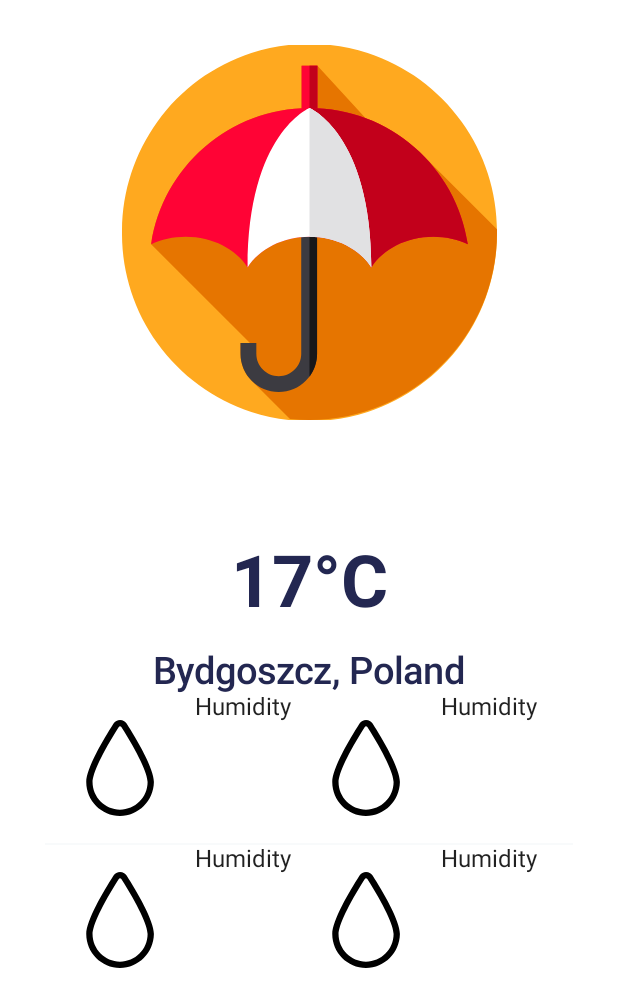
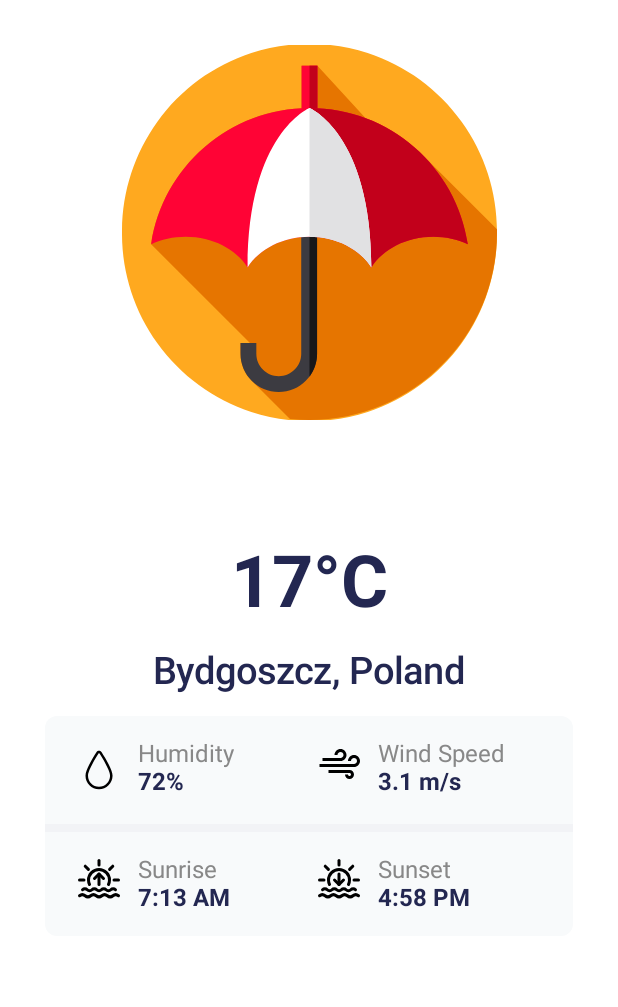
Before and after one commit to itsMike05/KotlinWeather, an Android app built with Jetpack Compose: the composable AppPreview shown on its own in the app's theme, on a phone screen of 412 x 824 dp. Shown: the top 1007 px of the screen. Run offline under Robolectric (Android 15) with nearby library versions, the phone set to English and light mode, and no system bars.

Commit message:
Finished UI

```diff
--- a/app/src/main/java/com/itsmike/weatherkotlin/MainActivity.kt
+++ b/app/src/main/java/com/itsmike/weatherkotlin/MainActivity.kt
@@ -21,7 +21,7 @@ class MainActivity : ComponentActivity() {
         setContent {
             WeatherKotlinTheme {
                 Surface(color = MaterialTheme.colors.background) {
-                    // WeatherPage()
+                    WeatherPage()
                 }
             }
         }
@@ -46,9 +46,11 @@ fun WeatherPage() {
     }
 }
 
-// PIXEL XL PREVIEW DIMENSIONS
-@Preview (showBackground = true, widthDp = 390, heightDp = 800)
+@Preview (showBackground = true)
 @Composable
 fun AppPreview() {
-    WeatherPage()
+    WeatherKotlinTheme{
+        WeatherPage()
+    }
+
 }
--- a/app/src/main/java/com/itsmike/weatherkotlin/WeatherInfoItem.kt
+++ b/app/src/main/java/com/itsmike/weatherkotlin/WeatherInfoItem.kt
@@ -2,18 +2,35 @@ package com.itsmike.weatherkotlin
 
 import androidx.annotation.DrawableRes
 import androidx.compose.foundation.Image
+import androidx.compose.foundation.layout.Column
 import androidx.compose.foundation.layout.Row
+import androidx.compose.foundation.layout.padding
+import androidx.compose.foundation.layout.width
 import androidx.compose.material.Text
 import androidx.compose.runtime.Composable
 import androidx.compose.ui.Modifier
+import androidx.compose.ui.graphics.Color
 import androidx.compose.ui.res.painterResource
+import androidx.compose.ui.text.font.FontWeight
+import androidx.compose.ui.unit.dp
+import com.itsmike.weatherkotlin.ui.theme.DarkBlue
 
 @Composable
-fun WeatherInfoItem (@DrawableRes iconRes: Int, title: String, subtitle: String, modifier: Modifier) {
+fun WeatherInfoItem (@DrawableRes iconRes: Int, title: String, titleValue: String, modifier: Modifier) {
 
-    Row() {
-        Image(painter = painterResource(id = iconRes), contentDescription = null)
+    Row(modifier = modifier) {
+        Image(
+            painter = painterResource(id = iconRes),
+            contentDescription = null,
+            modifier = Modifier
+                .padding(end = 6.dp)
+                .width(40.dp),
+        )
+        Column {
+            Text(text = title, color = Color.Gray)
+            Text(text = titleValue, color = DarkBlue, fontWeight = FontWeight.Bold)
+        }
     }
 
-    Text(text = title)
+
 }
--- a/app/src/main/java/com/itsmike/weatherkotlin/WeatherInfoTable.kt
+++ b/app/src/main/java/com/itsmike/weatherkotlin/WeatherInfoTable.kt
@@ -1,43 +1,56 @@
 package com.itsmike.weatherkotlin
 
-import androidx.compose.foundation.layout.Column
-import androidx.compose.foundation.layout.Row
+import androidx.compose.foundation.background
+import androidx.compose.foundation.layout.*
+import androidx.compose.foundation.shape.RoundedCornerShape
 import androidx.compose.material.Divider
 import androidx.compose.runtime.Composable
 import androidx.compose.ui.Modifier
+import androidx.compose.ui.draw.clip
+import androidx.compose.ui.graphics.Color
 import androidx.compose.ui.tooling.preview.Preview
+import androidx.compose.ui.unit.dp
+import com.itsmike.weatherkotlin.ui.theme.LightGray
 import com.itsmike.weatherkotlin.ui.theme.LighterGray
 
 @Composable
 fun WeatherInfoTable () {
-    Column {
-
-        Row() {
+    Column (
+        modifier = Modifier
+            .padding(top = 15.dp)
+            .fillMaxWidth()
+            .clip(RoundedCornerShape(8.dp))
+            .background(LighterGray)
+            ){
+        Row(Modifier.padding(16.dp)) {
             WeatherInfoItem(
                 iconRes = R.drawable.ic_humidity,
                 title = "Humidity",
-                subtitle = "72%",
+                titleValue = "72%",
                 modifier = Modifier.weight(1f)
             )
             WeatherInfoItem(
-                iconRes = R.drawable.ic_humidity,
-                title = "Humidity",
-                subtitle = "72%",
+                iconRes = R.drawable.ic_wind,
+                title = "Wind Speed",
+                titleValue = "3.1 m/s",
                 modifier = Modifier.weight(1f)
             )
         }
-        Divider(color = LighterGray)
-        Row() {
+        Divider(
+            color = LightGray,
+            modifier = Modifier
+                .height(5.dp))
+        Row(Modifier.padding(16.dp)) {
             WeatherInfoItem(
-                iconRes = R.drawable.ic_humidity,
-                title = "Humidity",
-                subtitle = "72%",
+                iconRes = R.drawable.ic_sunrise,
+                title = "Sunrise",
+                titleValue = "7:13 AM",
                 modifier = Modifier.weight(1f)
             )
             WeatherInfoItem(
-                iconRes = R.drawable.ic_humidity,
-                title = "Humidity",
-                subtitle = "72%",
+                iconRes = R.drawable.ic_sunset,
+                title = "Sunset",
+                titleValue = "4:58 PM",
                 modifier = Modifier.weight(1f)
             )
         }
--- a/app/src/main/java/com/itsmike/weatherkotlin/ui/theme/Color.kt
+++ b/app/src/main/java/com/itsmike/weatherkotlin/ui/theme/Color.kt
@@ -9,4 +9,4 @@ val Teal200 = Color(0xFF03DAC5)
 
 val DarkBlue = Color(0xFF232751)
 val LighterGray = Color(0xFFF8FAFB)
-val LightGray = Color(0xFFF0F0F5)
+val LightGray = Color(0xA8F0F0F5)
```
